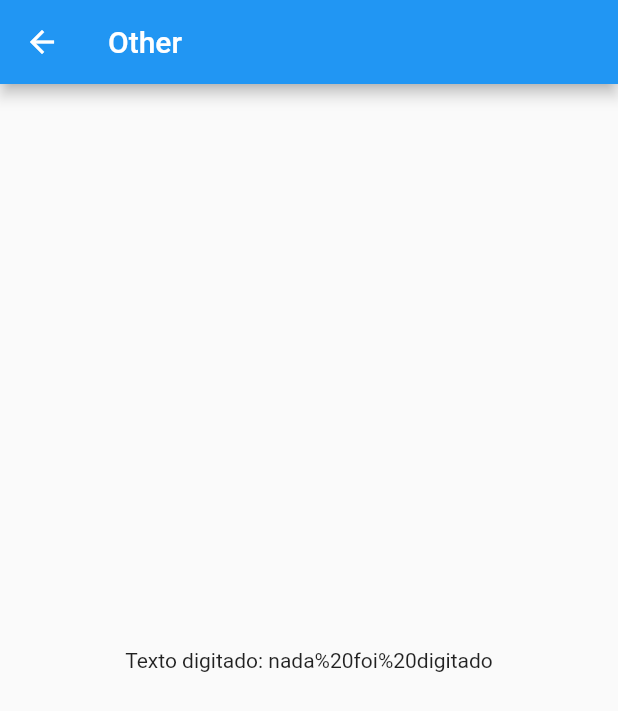
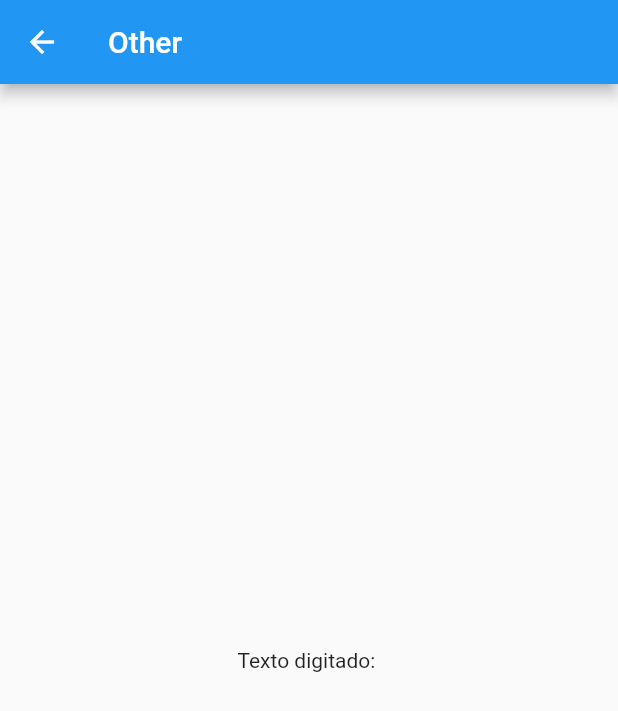
Before and after one commit to realrgt/flutter-modular-sample, a Flutter app: the screen it shows after launch, after a tap on the "add" icon, on a phone screen of 412 x 824 dp. Shown: the top 711 px of the screen. Run offline on Flutter 3.47's test engine with Material 2 defaults, Android fonts, the phone set to English and light mode, and no system bars; our stand-ins replace flutter_modular, mobx, rx_notifier; generated files the repository leaves out were written again.

```diff
--- a/lib/app/app_module.dart
+++ b/lib/app/app_module.dart
@@ -5,18 +5,20 @@ import 'package:flutter_modular_sample/app/app_widget.dart';
 import 'package:flutter_modular_sample/app/pages/home/home_controller.dart';
 import 'package:flutter_modular_sample/app/pages/home/home_page.dart';
 import 'package:flutter_modular_sample/app/pages/other/other_page.dart';
+import 'package:flutter_modular_sample/app/rx/home_rx.dart';
 
 class AppModule extends MainModule {
   @override
   List<Bind> get binds => [
         Bind((i) => AppController()),
         Bind((i) => HomeController()),
+        Bind((i) => HomeRx()),
       ];
 
   @override
   List<ModularRouter> get routers => [
         ModularRouter('/', child: (_, args) => HomePage()),
-        ModularRouter('/other/:text', child: (_, args) => OtherPage(text: args.params['text'])),
+        ModularRouter('/other', child: (_, args) => OtherPage()),
       ];
 
   @override
--- a/lib/app/pages/home/home_page.dart
+++ b/lib/app/pages/home/home_page.dart
@@ -8,7 +8,7 @@ class HomePage extends StatefulWidget {
 }
 
 class _HomePageState extends State<HomePage> {
-  final _homeController = HomeController();
+  final homeController = Modular.get<HomeController>();
 
   @override
   Widget build(BuildContext context) {
@@ -20,16 +20,16 @@ class _HomePageState extends State<HomePage> {
         child: Padding(
           padding: const EdgeInsets.all(40.0),
           child: TextField(
-            onChanged: (String value) => _homeController.text = value,
+            onChanged: (String value) => homeController.text = value,
             decoration: InputDecoration(labelText: 'Um texto qualquer'),
           ),
         ),
       ),
       floatingActionButton: FloatingActionButton(
         onPressed: () {
-          if (_homeController.text.isEmpty) _homeController.text = 'nada foi digitado';
-          // Navigator.of(context).pushNamed('/other/${_homeController.text}');
-          Modular.to.pushNamed('/other/${_homeController.text}');
+          // if (homeController.text.isEmpty) homeController.text = 'nada foi digitado';
+          // Navigator.of(context).pushNamed('/other/${homeController.text}');
+          Modular.to.pushNamed('/other');
         },
         child: Icon(Icons.add),
       ),
--- a/lib/app/pages/other/other_page.dart
+++ b/lib/app/pages/other/other_page.dart
@@ -1,15 +1,15 @@
 import 'package:flutter/material.dart';
+import 'package:flutter_modular/flutter_modular.dart';
+import 'package:flutter_modular_sample/app/pages/home/home_controller.dart';
 
 class OtherPage extends StatefulWidget {
-  final String text;
-
-  const OtherPage({Key key, this.text}) : super(key: key);
-
   @override
   _OtherPageState createState() => _OtherPageState();
 }
 
 class _OtherPageState extends State<OtherPage> {
+  final homeController = Modular.get<HomeController>();
+
   @override
   Widget build(BuildContext context) {
     return Scaffold(
@@ -19,7 +19,7 @@ class _OtherPageState extends State<OtherPage> {
       body: Center(
         child: Padding(
           padding: const EdgeInsets.all(40.0),
-          child: Text('Texto digitado: ${widget.text}'),
+          child: Text('Texto digitado: ${homeController.text}'),
         ),
       ),
     );
```
Also changed, not shown: lib/app/rx/home_rx.dart (added, +8 -0 lines).
